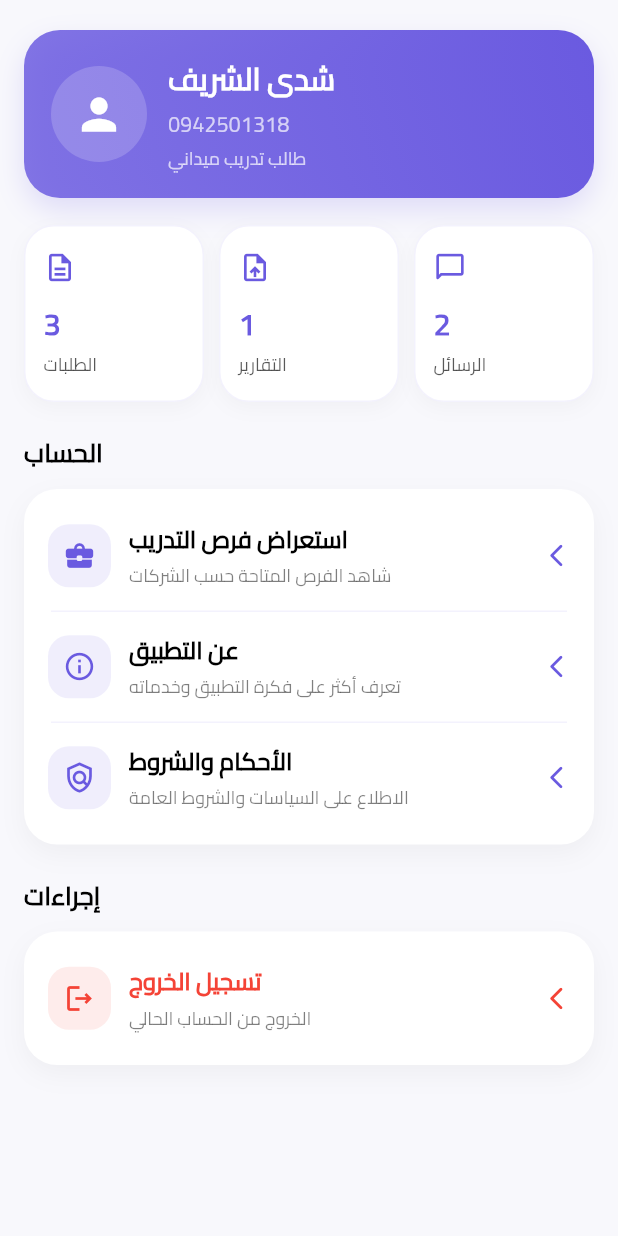
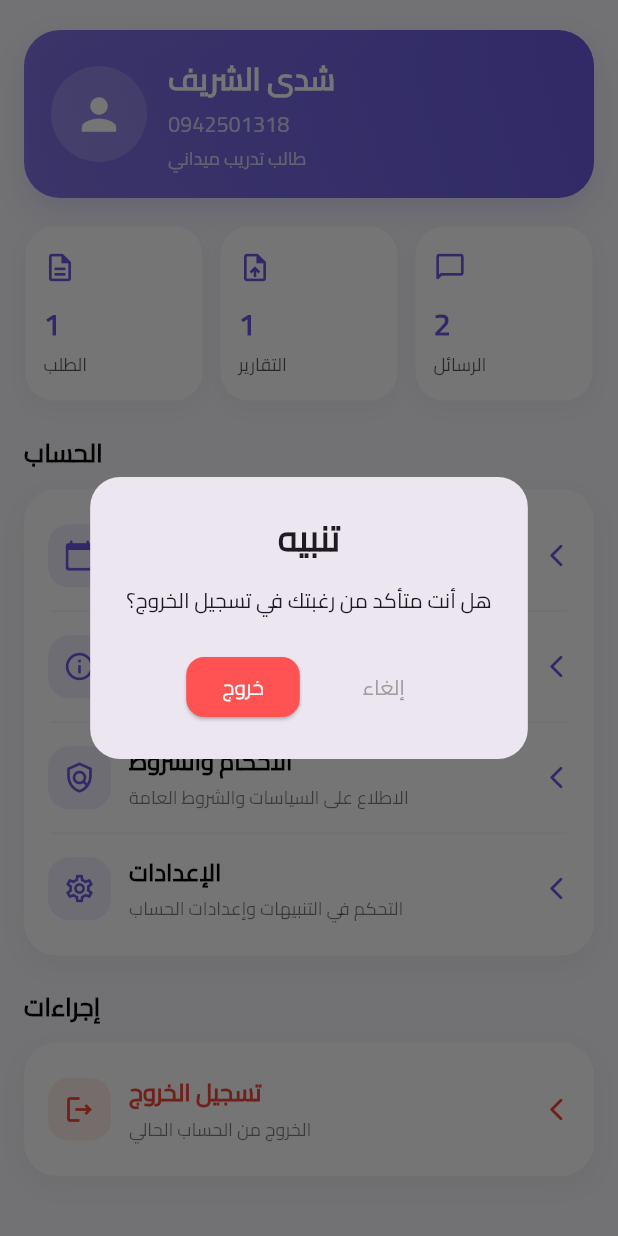
Before and after one commit to ameraessa1212-spec/flutter-project, a Flutter app: the ProfileScreen screen opened directly with empty values, after a tap on "تسجيل الخروج", on a phone screen of 412 x 824 dp. Run offline on Flutter 3.47's test engine with Material 3 defaults, Android fonts, the phone set to English and light mode, and no system bars; our stand-ins replace file_picker, google_nav_bar, image_picker, smooth_page_indicator.

Commit message:
edit pages

```diff
--- a/shadaa/lib/home_page.dart
+++ b/shadaa/lib/home_page.dart
@@ -130,8 +130,8 @@ class _HomeContentBody extends StatelessWidget {
               SizedBox(width: 10),
               Expanded(
                 child: _QuickStatCard(
-                  title: "طلباتي",
-                  value: "3",
+                  title: "طلب",
+                  value: "1",
                   icon: Icons.description_outlined,
                 ),
               ),
--- a/shadaa/lib/profile_screen.dart
+++ b/shadaa/lib/profile_screen.dart
@@ -3,11 +3,58 @@ import 'package:shadaa/about_app_page.dart';
 import 'package:shadaa/const/app_dimensions.dart';
 import 'package:shadaa/const/color.dart';
 import 'package:shadaa/terms_and_conditions_page.dart';
+import 'package:shadaa/discussion_schedule.dart';
+import 'package:shadaa/settings_page.dart';
+import 'package:shadaa/sign_in.dart'; // استيراد صفحة تسجيل الدخول
 
 class ProfileScreen extends StatelessWidget {
   final VoidCallback onOpenCompanies;
 
   const ProfileScreen({super.key, required this.onOpenCompanies});
+
+  // دالة لإظهار رسالة تأكيد تسجيل الخروج
+  void _showLogoutConfirmation(BuildContext context) {
+    showDialog(
+      context: context,
+      builder: (BuildContext context) {
+        return AlertDialog(
+          shape: RoundedRectangleBorder(borderRadius: BorderRadius.circular(20)),
+          title: const Text(
+            "تنبيه",
+            textAlign: TextAlign.center,
+            style: TextStyle(fontWeight: FontWeight.bold),
+          ),
+          content: const Text(
+            "هل أنت متأكد من رغبتك في تسجيل الخروج؟",
+            textAlign: TextAlign.center,
+          ),
+          actionsAlignment: MainAxisAlignment.center,
+          actions: [
+            ElevatedButton(
+              style: ElevatedButton.styleFrom(
+                backgroundColor: Colors.redAccent,
+                shape: RoundedRectangleBorder(borderRadius: BorderRadius.circular(12)),
+              ),
+              onPressed: () {
+                // الانتقال لصفحة تسجيل الدخول وحذف مسار الصفحات السابق
+                Navigator.pushAndRemoveUntil(
+                  context,
+                  MaterialPageRoute(builder: (context) => const SignInPage()),
+                  (route) => false,
+                );
+              },
+              child: const Text("خروج", style: TextStyle(color: Colors.white)),
+            ),
+            const SizedBox(width: 8),
+            TextButton(
+              onPressed: () => Navigator.pop(context),
+              child: const Text("إلغاء", style: TextStyle(color: Colors.grey)),
+            ),
+          ],
+        );
+      },
+    );
+  }
 
   @override
   Widget build(BuildContext context) {
@@ -21,7 +68,7 @@ class ProfileScreen extends StatelessWidget {
             children: [
               const SizedBox(height: 4),
 
-              /// Header
+              /// Header Section
               Container(
                 padding: const EdgeInsets.all(18),
                 decoration: BoxDecoration(
@@ -58,10 +105,10 @@ class ProfileScreen extends StatelessWidget {
                       ),
                     ),
                     const SizedBox(width: 14),
-                    Expanded(
+                    const Expanded(
                       child: Column(
                         crossAxisAlignment: CrossAxisAlignment.start,
-                        children: const [
+                        children: [
                           Text(
                             "شدى الشريف",
                             style: TextStyle(
@@ -96,12 +143,12 @@ class ProfileScreen extends StatelessWidget {
               const SizedBox(height: 18),
 
               /// Quick info cards
-              Row(
-                children: const [
+              const Row(
+                children: [
                   Expanded(
                     child: _ProfileMiniCard(
-                      title: "الطلبات",
-                      value: "3",
+                      title: "الطلب",
+                      value: "1",
                       icon: Icons.description_outlined,
                     ),
                   ),
@@ -145,10 +192,17 @@ class ProfileScreen extends StatelessWidget {
                 child: Column(
                   children: [
                     _ProfileMenuTile(
-                      title: "استعراض فرص التدريب",
-                      subtitle: "شاهد الفرص المتاحة حسب الشركات",
-                      icon: Icons.business_center_rounded,
-                      onTap: onOpenCompanies,
+                      title: "مواعيد المناقشات",
+                      subtitle: "الاطلاع على جدول مواعيد مناقشة التقارير",
+                      icon: Icons.calendar_today_rounded,
+                      onTap: () {
+                        Navigator.push(
+                          context,
+                          MaterialPageRoute(
+                            builder: (context) => const DiscussionSchedulePage(),
+                          ),
+                        );
+                      },
                     ),
                     _tileDivider(),
                     _ProfileMenuTile(
@@ -173,8 +227,21 @@ class ProfileScreen extends StatelessWidget {
                         Navigator.push(
                           context,
                           MaterialPageRoute(
-                            builder:
-                                (context) => const TermsAndConditionsPage(),
+                            builder: (context) => const TermsAndConditionsPage(),
+                          ),
+                        );
+                      },
+                    ),
+                    _tileDivider(),
+                    _ProfileMenuTile(
+                      title: "الإعدادات",
+                      subtitle: "التحكم في التنبيهات وإعدادات الحساب",
+                      icon: Icons.settings_outlined,
+                      onTap: () {
+                        Navigator.push(
+                          context,
+                          MaterialPageRoute(
+                            builder: (context) => const SettingsPage(),
                           ),
                         );
                       },
@@ -208,7 +275,7 @@ class ProfileScreen extends StatelessWidget {
                       subtitle: "الخروج من الحساب الحالي",
                       icon: Icons.logout_outlined,
                       color: Colors.red,
-                      onTap: () {},
+                      onTap: () => _showLogoutConfirmation(context),
                     ),
                   ],
                 ),
@@ -233,18 +300,12 @@ class ProfileScreen extends StatelessWidget {
 
 class _SectionTitle extends StatelessWidget {
   final String title;
-
   const _SectionTitle({required this.title});
-
   @override
   Widget build(BuildContext context) {
     return Text(
       title,
-      style: const TextStyle(
-        fontSize: 17,
-        fontWeight: FontWeight.bold,
-        color: Colors.black,
-      ),
+      style: const TextStyle(fontSize: 17, fontWeight: FontWeight.bold, color: Colors.black),
     );
   }
 }
@@ -253,55 +314,26 @@ class _ProfileMiniCard extends StatelessWidget {
   final String title;
   final String value;
   final IconData icon;
-
-  const _ProfileMiniCard({
-    required this.title,
-    required this.value,
-    required this.icon,
-  });
-
+  const _ProfileMiniCard({required this.title, required this.value, required this.icon});
   @override
   Widget build(BuildContext context) {
     return Container(
-      // 1. أزلنا الارتفاع الثابت هنا للسماح للمحتوى بالتمدد
       padding: const EdgeInsets.symmetric(horizontal: 12, vertical: 16),
       decoration: BoxDecoration(
         color: Colors.white,
         borderRadius: BorderRadius.circular(20),
         border: Border.all(color: primarycolor.withOpacity(0.08)),
-        boxShadow: [
-          BoxShadow(
-            color: Colors.black.withOpacity(0.03),
-            blurRadius: 10,
-            offset: const Offset(0, 4),
-          ),
-        ],
+        boxShadow: [BoxShadow(color: Colors.black.withOpacity(0.03), blurRadius: 10, offset: const Offset(0, 4))],
       ),
       child: Column(
-        mainAxisSize:
-            MainAxisSize.min, // 2. يضمن أن العمود يأخذ أقل مساحة ممكنة
+        mainAxisSize: MainAxisSize.min,
         crossAxisAlignment: CrossAxisAlignment.start,
         children: [
           Icon(icon, color: primarycolor, size: 22),
-          const SizedBox(height: 12), // 3. بدلاً من Spacer استخدم مسافة ثابتة
-          Text(
-            value,
-            style: TextStyle(
-              color: primarycolor,
-              fontSize: 20,
-              fontWeight: FontWeight.bold,
-            ),
-          ),
+          const SizedBox(height: 12),
+          Text(value, style: TextStyle(color: primarycolor, fontSize: 20, fontWeight: FontWeight.bold)),
           const SizedBox(height: 4),
-          Text(
-            title,
-            maxLines: 1, // 4. يمنع النص من النزول لسطر جديد
-            overflow: TextOverflow.ellipsis, // 5. يضيف نقاط إذا كان النص طويلاً
-            style: TextStyle(
-              color: Colors.black.withOpacity(0.65),
-              fontSize: 12,
-            ),
-          ),
+          Text(title, maxLines: 1, overflow: TextOverflow.ellipsis, style: TextStyle(color: Colors.black.withOpacity(0.65), fontSize: 12)),
         ],
       ),
     );
@@ -315,18 +347,11 @@ class _ProfileMenuTile extends StatelessWidget {
   final VoidCallback onTap;
   final Color? color;
 
-  const _ProfileMenuTile({
-    required this.title,
-    required this.subtitle,
-    required this.icon,
-    required this.onTap,
-    this.color,
-  });
+  const _ProfileMenuTile({required this.title, required this.subtitle, required this.icon, required this.onTap, this.color});
 
   @override
   Widget build(BuildContext context) {
     final tileColor = color ?? primarycolor;
-
     return InkWell(
       onTap: onTap,
       borderRadius: BorderRadius.circular(18),
@@ -348,23 +373,9 @@ class _ProfileMenuTile extends StatelessWidget {
               child: Column(
                 crossAxisAlignment: CrossAxisAlignment.start,
                 children: [
-                  Text(
-                    title,
-                    style: TextStyle(
-                      color: color ?? Colors.black,
-                      fontSize: 16,
-                      fontWeight: FontWeight.bold,
-                    ),
-                  ),
+                  Text(title, style: TextStyle(color: color ?? Colors.black, fontSize: 16, fontWeight: FontWeight.bold)),
                   const SizedBox(height: 4),
-                  Text(
-                    subtitle,
-                    style: TextStyle(
-                      color: Colors.black.withValues(alpha: 0.50),
-                      fontSize: 12,
-                      height: 1.5,
-                    ),
-                  ),
+                  Text(subtitle, style: TextStyle(color: Colors.black.withValues(alpha: 0.50), fontSize: 12, height: 1.5)),
                 ],
               ),
             ),
--- a/shadaa/pubspec.yaml
+++ b/shadaa/pubspec.yaml
@@ -42,6 +42,10 @@ dependencies:
 
   # المكتبة المطلوبة لشريط التنقل الحديث - تأكد من محاذاة المسافات بدقة
   google_nav_bar: ^5.0.6
+  firebase_core: ^4.5.0
+  firebase_auth: ^6.2.0
+  cloud_firestore: ^6.1.3
+  firebase_storage: ^13.1.0
 
 dev_dependencies:
   flutter_test:
```
Also changed, not shown: shadaa/pubspec.lock, 3 other files.
